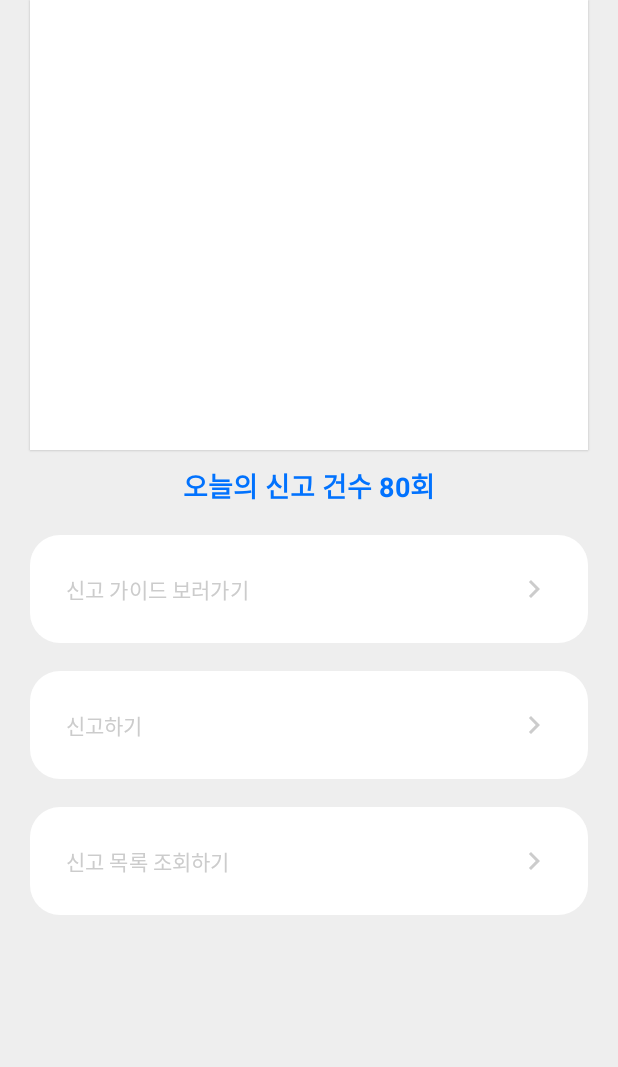
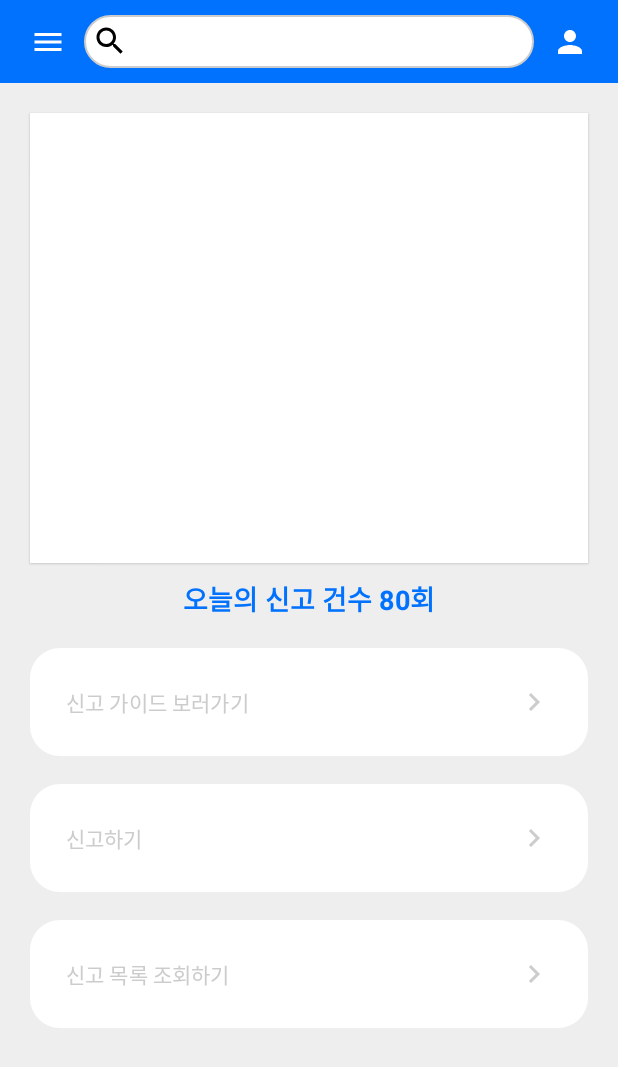
Before and after one commit to TUK-MPM/zikk-android, an Android app: the screen it shows after launch (MainActivity), on a phone screen of 412 x 824 dp. Shown: the top 1067 px of the screen. Run offline under Robolectric (Android 15) with nearby library versions, the phone set to English and light mode, and no system bars.

Commit message:
feat: 메인에서 헤더 Fragment 사용할 수 있게 추가

```diff
--- a/app/src/main/res/layout/activity_main.xml
+++ b/app/src/main/res/layout/activity_main.xml
@@ -1,40 +1,47 @@
 <?xml version="1.0" encoding="utf-8"?>
-<LinearLayout xmlns:android="http://schemas.android.com/apk/res/android"
+<androidx.drawerlayout.widget.DrawerLayout xmlns:android="http://schemas.android.com/apk/res/android"
     xmlns:app="http://schemas.android.com/apk/res-auto"
     xmlns:tools="http://schemas.android.com/tools"
-    android:background="#EEEEEE"
+    android:id="@+id/drawerLayout"
+    android:layout_width="match_parent"
+    android:layout_height="wrap_content"
+    tools:context=".MainActivity">
+
+    <LinearLayout
         android:id="@+id/main"
         android:layout_width="match_parent"
         android:layout_height="match_parent"
+        android:background="#EEEEEE"
         android:clipChildren="false"
         android:clipToPadding="false"
-    android:orientation="vertical"
-    tools:context=".MainActivity">
+        android:orientation="vertical">
+
+        <fragment
+            android:layout_marginBottom="20dp"
+            android:id="@+id/headerFragment"
+            android:name="com.example.zikk.ui.HeaderFragment"
+            android:layout_width="match_parent"
+            android:layout_height="wrap_content" />
 
         <View
             android:layout_width="match_parent"
             android:layout_height="300dp"
             android:layout_marginHorizontal="20dp"
             android:background="@color/white"
-        android:elevation="1dp"
-        />
+            android:elevation="1dp" />
 
         <TextView
             android:layout_width="match_parent"
             android:layout_height="wrap_content"
+            android:layout_margin="10dp"
+            android:text="오늘의 신고 건수 80회"
             android:textAlignment="center"
-        android:text="오늘의 신고 건수 80회"
-        android:textStyle="bold"
             android:textColor="@color/blue"
             android:textSize="18sp"
-        android:layout_margin="10dp"
-        />
+            android:textStyle="bold" />
 
-    <com.google.android.material.button.MaterialButton
+        <Button
             android:id="@+id/test"
-        app:cornerRadius="20dp"
-        app:backgroundTint="@color/white"
-        app:rippleColor="@color/light_gray"
             android:layout_width="match_parent"
             android:layout_height="wrap_content"
             android:layout_marginHorizontal="20dp"
@@ -44,14 +51,14 @@
             android:padding="24dp"
             android:text="신고 가이드 보러가기"
             android:textAlignment="textStart"
-        android:textColor="@color/text_gray" />
+            android:textColor="@color/text_gray"
+            app:backgroundTint="@color/white"
+            app:cornerRadius="20dp"
+            app:rippleColor="@color/light_gray" />
 
         <!-- 2025.05.19 ID 추가 -->
-    <com.google.android.material.button.MaterialButton
+        <Button
             android:id="@+id/report"
-        app:cornerRadius="20dp"
-        app:backgroundTint="@color/white"
-        app:rippleColor="@color/light_gray"
             android:layout_width="match_parent"
             android:layout_height="wrap_content"
             android:layout_marginHorizontal="20dp"
@@ -61,12 +68,12 @@
             android:padding="24dp"
             android:text="신고하기"
             android:textAlignment="textStart"
-        android:textColor="@color/text_gray" />
+            android:textColor="@color/text_gray"
+            app:backgroundTint="@color/white"
+            app:cornerRadius="20dp"
+            app:rippleColor="@color/light_gray" />
 
         <com.google.android.material.button.MaterialButton
-        app:cornerRadius="20dp"
-        app:backgroundTint="@color/white"
-        app:rippleColor="@color/light_gray"
             android:layout_width="match_parent"
             android:layout_height="wrap_content"
             android:layout_marginHorizontal="20dp"
@@ -76,5 +83,17 @@
             android:padding="24dp"
             android:text="신고 목록 조회하기"
             android:textAlignment="textStart"
-        android:textColor="@color/text_gray" />
+            android:textColor="@color/text_gray"
+            app:backgroundTint="@color/white"
+            app:cornerRadius="20dp"
+            app:rippleColor="@color/light_gray" />
     </LinearLayout>
+
+    <com.google.android.material.navigation.NavigationView
+        android:id="@+id/nav_view"
+        android:layout_width="wrap_content"
+        android:layout_height="match_parent"
+        android:layout_gravity="start"
+        android:background="@android:color/white"
+        app:menu="@menu/drawer_menu" />
+</androidx.drawerlayout.widget.DrawerLayout>
```
Lines whose indentation alone changed are shown as unchanged.
